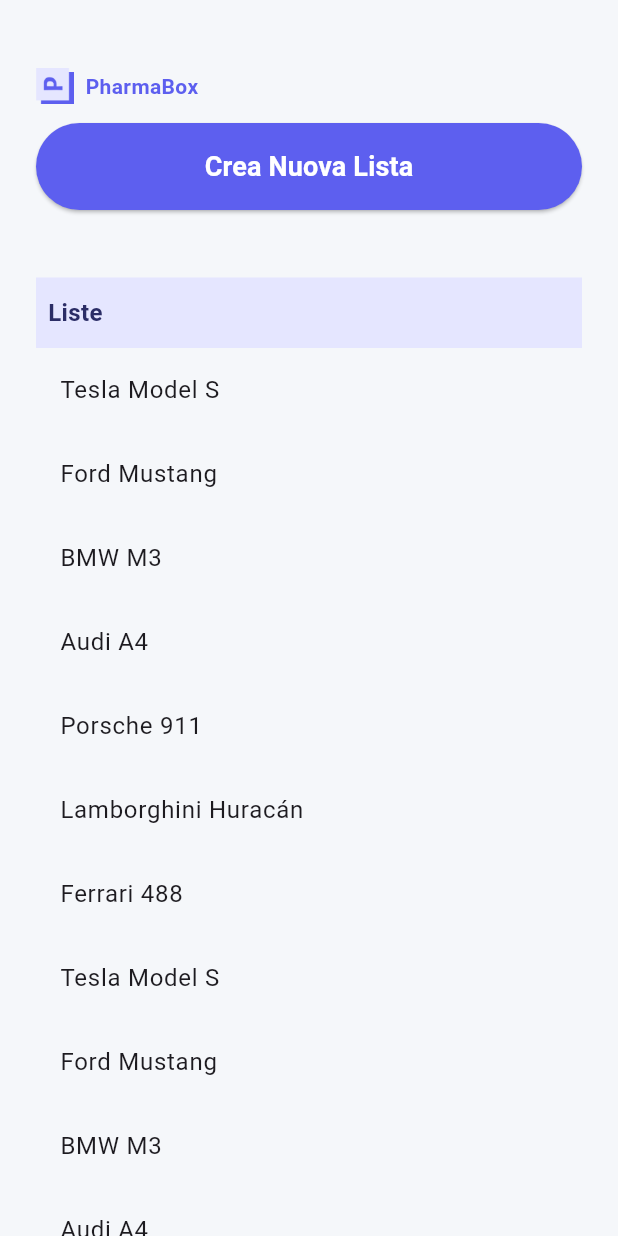
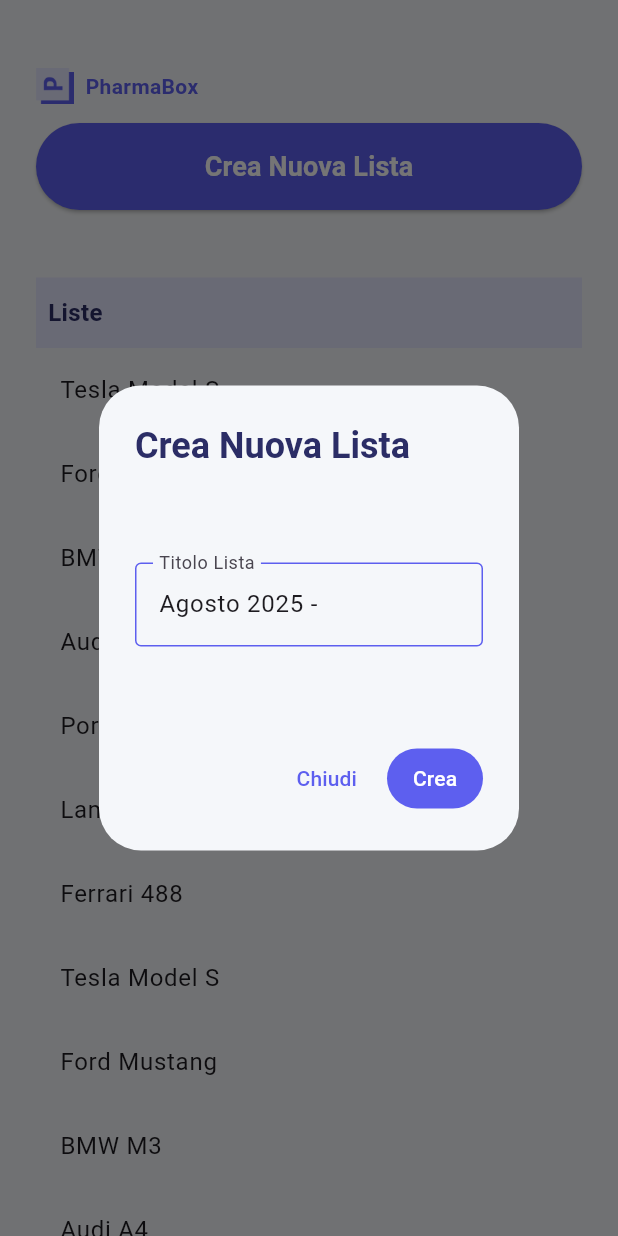
Before and after one commit to anish77/PharmaBox, a Flutter app: the ListsPage screen opened directly, after a tap on "Crea Nuova Lista", on a phone screen of 412 x 824 dp. Run offline on Flutter 3.47's test engine with Material 3 defaults, Android fonts, the phone set to English and light mode, and no system bars; our stand-ins replace firebase_auth, firebase_core, flutter_riverpod, logger; accounts and stored records are empty.

Commit message:
update popup

```diff
--- a/lib/screens/lists_page.dart
+++ b/lib/screens/lists_page.dart
@@ -1,5 +1,6 @@
 import 'package:flutter/material.dart';
 import 'package:pharma_box/data/constants.dart';
+import 'package:pharma_box/widgets/crea_lista_popup.dart';
 import 'package:pharma_box/widgets/custom_button.dart';
 
 class ListsPage extends StatefulWidget {
@@ -10,8 +11,6 @@ class ListsPage extends StatefulWidget {
 }
 
 class _ListsPageState extends State<ListsPage> {
-  final _formKey = GlobalKey<FormState>();
-
   @override
   Widget build(BuildContext context) {
     return Scaffold(
@@ -21,7 +20,6 @@ class _ListsPageState extends State<ListsPage> {
           child: Column(
             crossAxisAlignment: CrossAxisAlignment.start,
             children: [
-              // HEADER
               Row(
                 children: [
                   Image.asset(kLogo, height: 25, width: 25),
@@ -44,7 +42,9 @@ class _ListsPageState extends State<ListsPage> {
                 title: "Crea Nuova Lista",
                 titleColor: Colors.white,
                 backgroundColor: kPrimary,
-                onPressed: () {},
+                onPressed: () {
+                  CreaListaPopup().showPopup(context);
+                },
               ),
 
               const SizedBox(height: 45),
--- /dev/null
+++ b/lib/widgets/crea_lista_popup.dart
@@ -0,0 +1,112 @@
+import 'package:flutter/material.dart';
+import 'package:logger/web.dart';
+import 'package:pharma_box/data/constants.dart';
+
+class CreaListaPopup {
+  var logger = Logger(printer: PrettyPrinter());
+  void showPopup(BuildContext context) {
+    // Ottieni mese e anno attuali
+    final now = DateTime.now();
+    final String meseAnno = "${_nomeMese(now.month)} ${now.year} - ";
+
+    // Controller con testo iniziale
+    final TextEditingController controller = TextEditingController(
+      text: meseAnno,
+    );
+
+    showDialog(
+      context: context,
+      builder: (BuildContext context) {
+        bool isCreaSelected = true; // default selezionato
+
+        return StatefulBuilder(
+          builder: (context, setState) {
+            return AlertDialog(
+              backgroundColor: kBackGround,
+              title: const Text(
+                'Crea Nuova Lista',
+                style: TextStyle(
+                  color: kBluScuro,
+                  fontWeight: FontWeight.bold,
+                  fontSize: 24,
+                ),
+              ),
+              content: Column(
+                mainAxisSize: MainAxisSize.min,
+                children: [
+                  const SizedBox(height: 46),
+                  TextFormField(
+                    controller: controller,
+                    decoration: const InputDecoration(
+                      labelText: 'Titolo Lista',
+                      enabledBorder: OutlineInputBorder(
+                        borderSide: BorderSide(color: kPrimary),
+                      ),
+                      focusedBorder: OutlineInputBorder(
+                        borderSide: BorderSide(color: kPrimary),
+                      ),
+                    ),
+                    autocorrect: false,
+                    onSaved: (value) {
+                      //TODO: salva la lista
+                    },
+                  ),
+                  const SizedBox(height: 40),
+                ],
+              ),
+
+              actions: [
+                TextButton(
+                  style: TextButton.styleFrom(
+                    backgroundColor:
+                        !isCreaSelected ? kPrimary : Colors.transparent,
+                    foregroundColor: !isCreaSelected ? Colors.white : kPrimary,
+                  ),
+                  child: const Text('Chiudi'),
+                  onPressed: () {
+                    setState(
+                      () => isCreaSelected = false,
+                    ); // aggiorna background
+                    Navigator.of(context).pop();
+                  },
+                ),
+                TextButton(
+                  style: TextButton.styleFrom(
+                    backgroundColor:
+                        isCreaSelected ? kPrimary : Colors.transparent,
+                    foregroundColor: isCreaSelected ? Colors.white : kPrimary,
+                  ),
+                  child: const Text('Crea'),
+                  onPressed: () {
+                    setState(
+                      () => isCreaSelected = true,
+                    ); // aggiorna background
+                  },
+                ),
+              ],
+            );
+          },
+        );
+      },
+    );
+  }
+
+  // Funzione per convertire numero mese in nome italiano
+  String _nomeMese(int mese) {
+    const mesi = [
+      "Gennaio",
+      "Febbraio",
+      "Marzo",
+      "Aprile",
+      "Maggio",
+      "Giugno",
+      "Luglio",
+      "Agosto",
+      "Settembre",
+      "Ottobre",
+      "Novembre",
+      "Dicembre",
+    ];
+    return mesi[mese - 1];
+  }
+}
```
